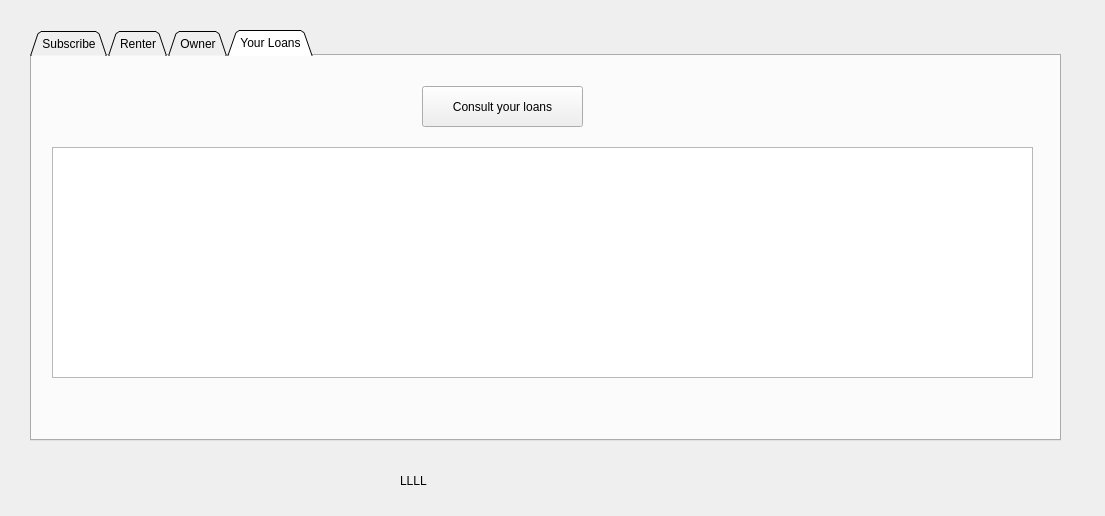
Above: V13/StockBarV14.ui from airzin31/bibliobottle before the change. Below: the same form after it.
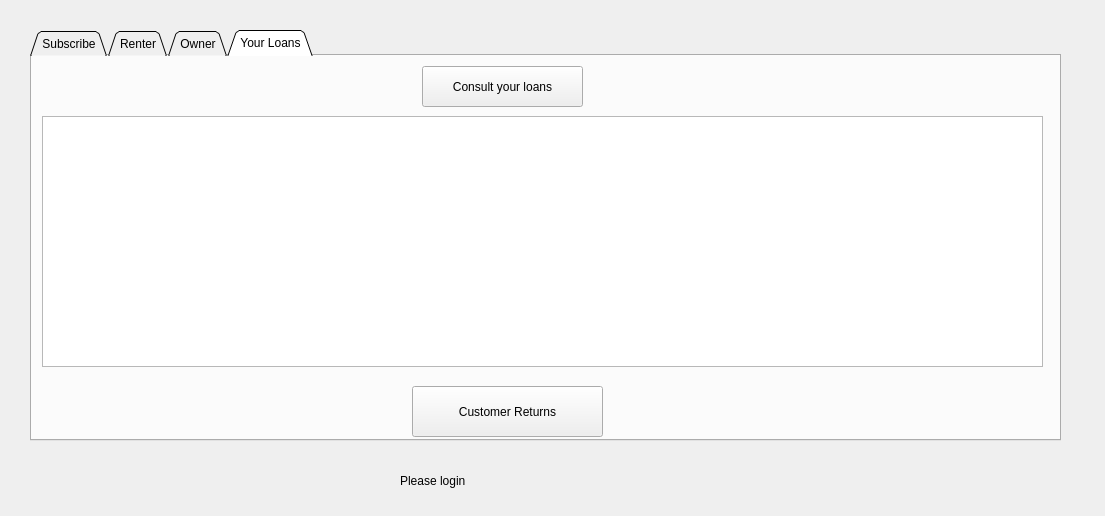
That is the form after the change. The open tabs and pages were chosen to show the change. Icons and pictures are not drawn.

Commit message: version before return bottle

Diff of the .ui file:
```diff
--- a/V13/StockBarV14.ui
+++ b/V13/StockBarV14.ui
@@ -986,21 +986,11 @@
     <attribute name="title">
      <string>Your Loans</string>
     </attribute>
-    <widget class="QListView" name="listView_5">
-     <property name="geometry">
-      <rect>
-       <x>20</x>
-       <y>91</y>
-       <width>981</width>
-       <height>231</height>
-      </rect>
-     </property>
-    </widget>
     <widget class="QPushButton" name="pushConsult">
      <property name="geometry">
       <rect>
        <x>390</x>
-       <y>30</y>
+       <y>10</y>
        <width>161</width>
        <height>41</height>
       </rect>
@@ -1012,6 +1002,29 @@
       <bool>true</bool>
      </property>
     </widget>
+    <widget class="QListWidget" name="listWidgetRenter">
+     <property name="geometry">
+      <rect>
+       <x>10</x>
+       <y>60</y>
+       <width>1001</width>
+       <height>251</height>
+      </rect>
+     </property>
+    </widget>
+    <widget class="QPushButton" name="pushReturn">
+     <property name="geometry">
+      <rect>
+       <x>380</x>
+       <y>330</y>
+       <width>191</width>
+       <height>51</height>
+      </rect>
+     </property>
+     <property name="text">
+      <string>Customer Returns</string>
+     </property>
+    </widget>
    </widget>
   </widget>
   <widget class="QLabel" name="loginName">
@@ -1024,7 +1037,7 @@
     </rect>
    </property>
    <property name="text">
-    <string>LLLL</string>
+    <string>Please login</string>
    </property>
   </widget>
  </widget>
```
Left out of the diff: 37 changed lines with no effect on the pictures. The commit also changes 1 other file.
